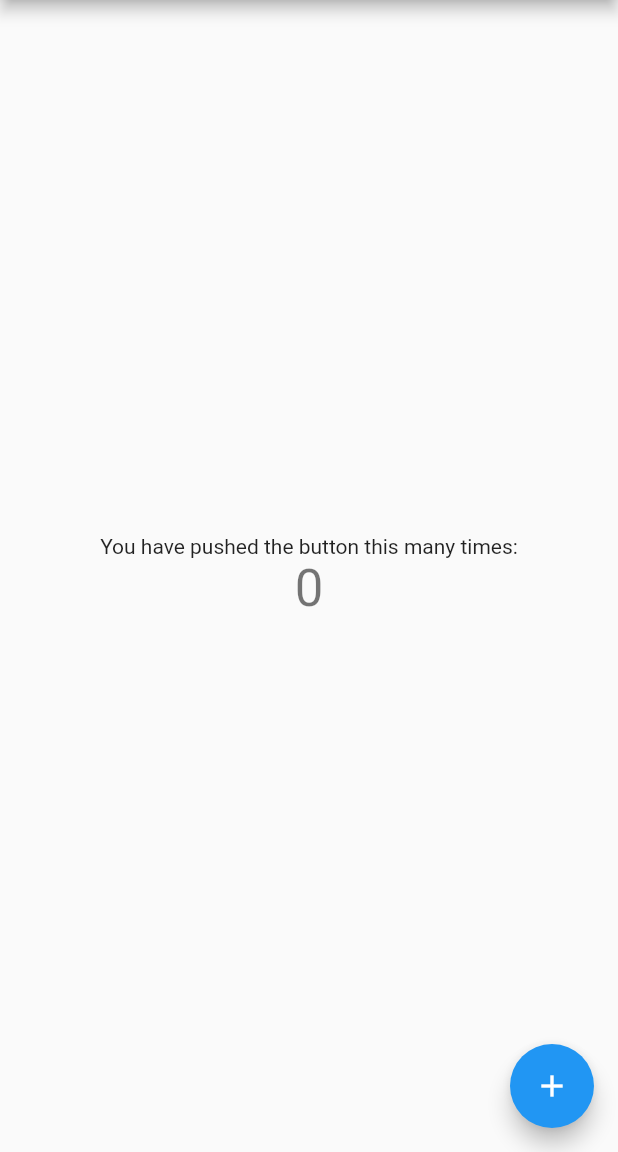
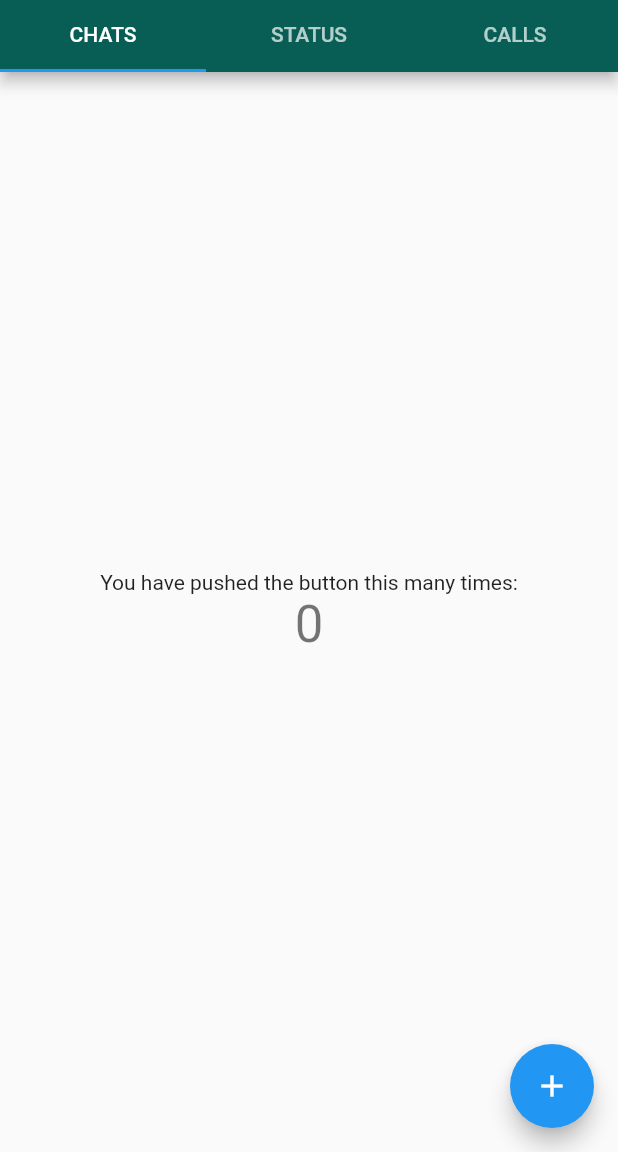
Before and after one commit to likhithaap/Whatsapp-UI-Clone, a Flutter app: the screen it shows after launch, on a phone screen of 412 x 824 dp, the part 84-1236 px from its top. Run offline on Flutter 3.47's test engine with Material 2 defaults, Android fonts, the phone set to English and light mode, and no system bars.

Commit message:
Added tabbar

```diff
--- a/lib/main.dart
+++ b/lib/main.dart
@@ -70,14 +70,25 @@ class _MyHomePageState extends State<MyHomePage> {
     // The Flutter framework has been optimized to make rerunning build methods
     // fast, so that you can just rebuild anything that needs updating rather
     // than having to individually change instances of widgets.
-    return Scaffold(
+
+
+    return DefaultTabController(
+    length: 3,
+     child :Scaffold(
       appBar: AppBar(
         title: Text(widget.title),
         backgroundColor: Color(0xff085E55),
+        bottom: TabBar(tabs: [
+          Tab(text: "CHATS",),
+          Tab(text: "STATUS",),
+          Tab(text: "CALLS",),
+        ]),
         actions: [
-          IconButton(onPressed:()=>{}
-        , icon:Icon(Icons.search),),
-        IconButton(onPressed: ()=>{}, icon: Icon(Icons.more_vert))
+          IconButton(
+            onPressed: () => {},
+            icon: Icon(Icons.search),
+          ),
+          IconButton(onPressed: () => {}, icon: Icon(Icons.more_vert))
         ],
       ),
       body: Center(
@@ -112,9 +123,10 @@ class _MyHomePageState extends State<MyHomePage> {
       ),
       floatingActionButton: FloatingActionButton(
         onPressed: _incrementCounter,
+        child: const Icon(Icons.add),
         tooltip: 'Increment',
-        child: const Icon(Icons.add),
       ), // This trailing comma makes auto-formatting nicer for build methods.
+      )
     );
   }
 }
```
